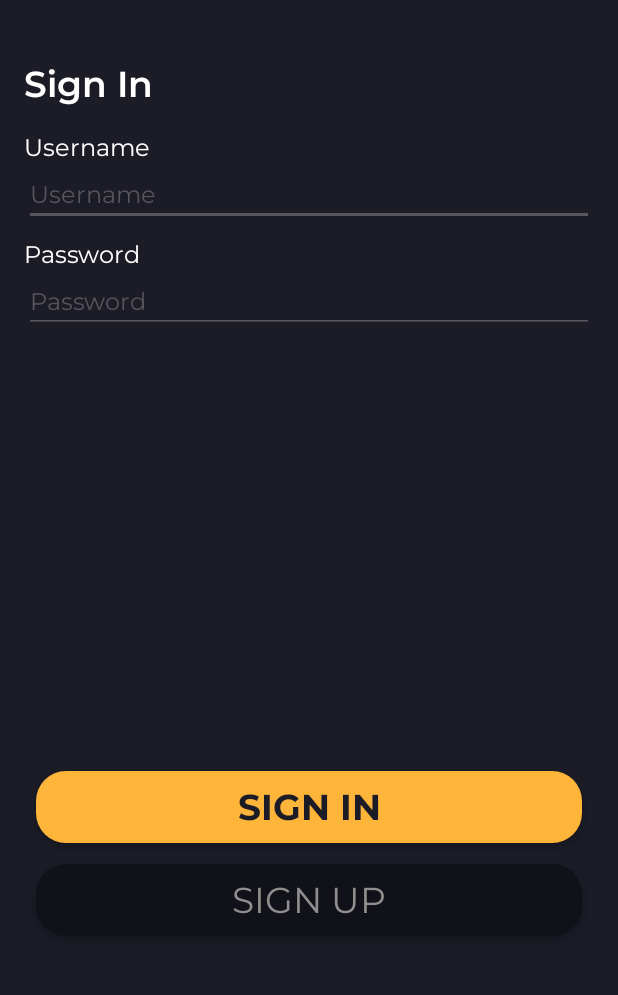
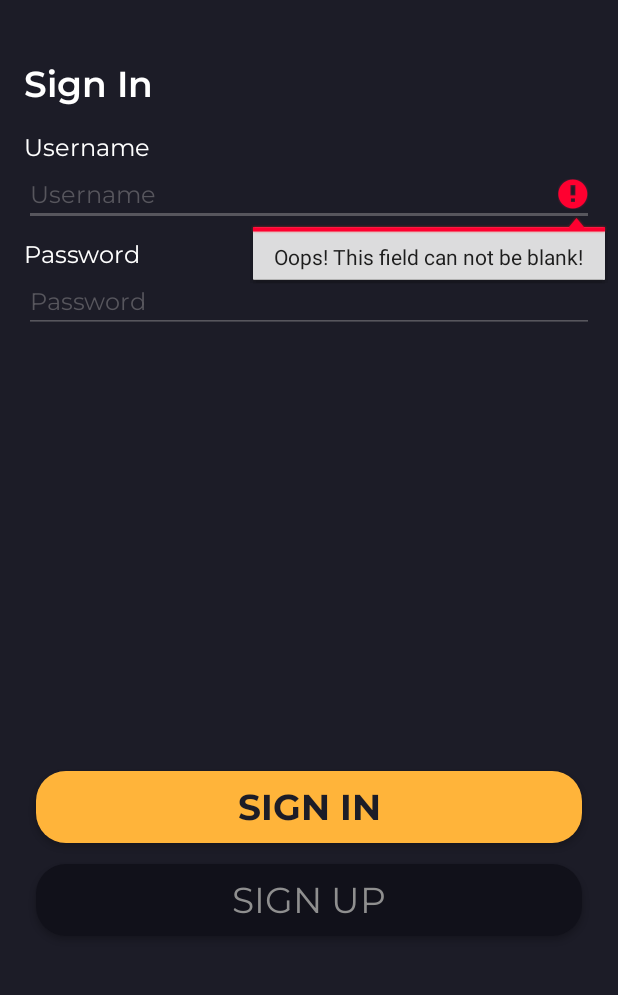
Before and after one commit to nandaiqbalh/nonton-movie-android-app, an Android app: the SignInActivity screen opened directly, with no data from a screen before it, after a tap on "SIGN IN", on a phone screen of 412 x 824 dp, the part 225-1220 px from its top. Run offline under Robolectric (Android 15) with nearby library versions, the phone set to English and light mode, and no system bars; our stand-ins replace Firebase (no records; nobody signed in at launch, a user with empty details on screens opened directly).

Commit message:
Sign In with Firebase

```diff
--- a/app/src/main/java/com/nandaiqbalh/nontonmoviekotlin/authentication/signin/SignInActivity.kt
+++ b/app/src/main/java/com/nandaiqbalh/nontonmoviekotlin/authentication/signin/SignInActivity.kt
@@ -1,16 +1,27 @@
 package com.nandaiqbalh.nontonmoviekotlin.authentication.signin
 
+import android.content.Intent
 import android.os.Bundle
 import android.view.WindowManager
 import android.widget.Button
+import android.widget.EditText
+import android.widget.Toast
 import androidx.appcompat.app.AppCompatActivity
-import com.google.firebase.database.ktx.database
-import com.google.firebase.ktx.Firebase
+import com.google.firebase.database.*
 import com.nandaiqbalh.nontonmoviekotlin.R
+import com.nandaiqbalh.nontonmoviekotlin.authentication.User
+import com.nandaiqbalh.nontonmoviekotlin.authentication.signup.SignUpActivity
+import com.nandaiqbalh.nontonmoviekotlin.home.HomeActivity
 
 class SignInActivity : AppCompatActivity() {
 
     lateinit var btnSignIn: Button
+    lateinit var btnSignUp: Button
+
+    lateinit var edtUsername: EditText
+    lateinit var edtPassword: EditText
+
+    lateinit var mDatabase: DatabaseReference
 
     override fun onCreate(savedInstanceState: Bundle?) {
         super.onCreate(savedInstanceState)
@@ -33,17 +44,74 @@ class SignInActivity : AppCompatActivity() {
     private fun init() {
 
         btnSignIn = findViewById(R.id.btn_sign_in)
+        btnSignUp = findViewById(R.id.btn_sign_up)
+
+        edtUsername = findViewById(R.id.edt_username)
+        edtPassword = findViewById(R.id.edt_password)
+
+        mDatabase = FirebaseDatabase.getInstance().getReference("User")
     }
 
     private fun mainButton() {
 
+        // btn sign in
         btnSignIn.setOnClickListener {
 
-            // Write a message to the database
-            val database = Firebase.database
-            val myRef = database.getReference("message")
+            var txtUsername = edtUsername.text.toString()
+            var txtPassword = edtPassword.text.toString()
 
-            myRef.setValue("Hello, World!")
+            if (txtUsername.equals("")) {
+                edtUsername.error = "Oops! This field can not be blank!"
+                edtUsername.requestFocus()
+            } else if (txtPassword.equals("")) {
+                edtPassword.error = "Oops! This field can not be blank!"
+                edtPassword.requestFocus()
+            } else {
+                pushLogin(txtUsername, txtPassword)
+            }
         }
+
+        // btn sign up
+        btnSignUp.setOnClickListener {
+            var intent = Intent(this@SignInActivity, SignUpActivity::class.java)
+            startActivity(intent)
+        }
+
+
+    }
+
+    private fun pushLogin(txtUsername: String, txtPassword: String) {
+
+        mDatabase.child(txtUsername).addValueEventListener(object : ValueEventListener {
+            override fun onDataChange(dataSnapshot: DataSnapshot) {
+
+                var user = dataSnapshot.getValue(User::class.java)
+
+                if (user == null) {
+                    // ketika username tidak ditemukan, munculkan toaster
+                    Toast.makeText(this@SignInActivity, "User not found!", Toast.LENGTH_LONG).show()
+                } else {
+
+                    // pengecekan apakah credential sudah match
+                    if (user.password.equals(txtPassword)) {
+                        // kalau sudah match akan masuk ke home
+                        var intent = Intent(this@SignInActivity, HomeActivity::class.java)
+                        startActivity(intent)
+
+                    } else {
+
+                        // kalau passwordnya tidak match, maka akan muncul toaster
+                        Toast.makeText(this@SignInActivity, "Password doesn't match with our record!", Toast.LENGTH_LONG).show()
+                    }
+
+                }
+
+            }
+
+            override fun onCancelled(error: DatabaseError) {
+
+                Toast.makeText(this@SignInActivity, error.message, Toast.LENGTH_LONG).show()
+            }
+        })
     }
 }
--- a/app/src/main/res/layout/activity_sign_in.xml
+++ b/app/src/main/res/layout/activity_sign_in.xml
@@ -85,7 +85,7 @@
         app:layout_constraintTop_toBottomOf="@+id/textView" />
 
     <EditText
-        android:id="@+id/editTextTextPersonName"
+        android:id="@+id/edt_username"
         android:layout_width="0dp"
         android:layout_height="wrap_content"
         android:layout_marginStart="16dp"
@@ -116,10 +116,10 @@
         app:layout_constraintEnd_toEndOf="parent"
         app:layout_constraintHorizontal_bias="0.0"
         app:layout_constraintStart_toStartOf="parent"
-        app:layout_constraintTop_toBottomOf="@+id/editTextTextPersonName" />
+        app:layout_constraintTop_toBottomOf="@+id/edt_username" />
 
     <EditText
-        android:id="@+id/editTextTextPersonName2"
+        android:id="@+id/edt_password"
         android:layout_width="0dp"
         android:layout_height="wrap_content"
         android:layout_marginStart="16dp"
```
Also changed, not shown: app/src/main/java/com/nandaiqbalh/nontonmoviekotlin/authentication/User.kt (added, +11 -0 lines).
